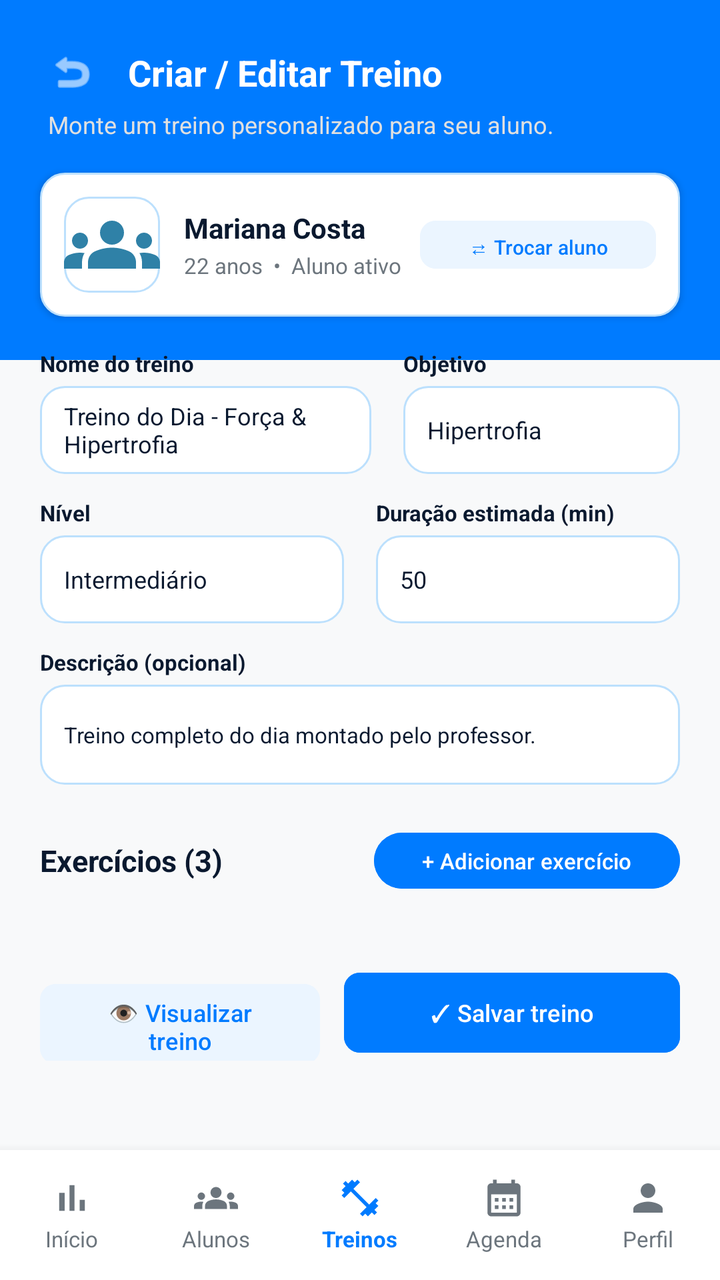
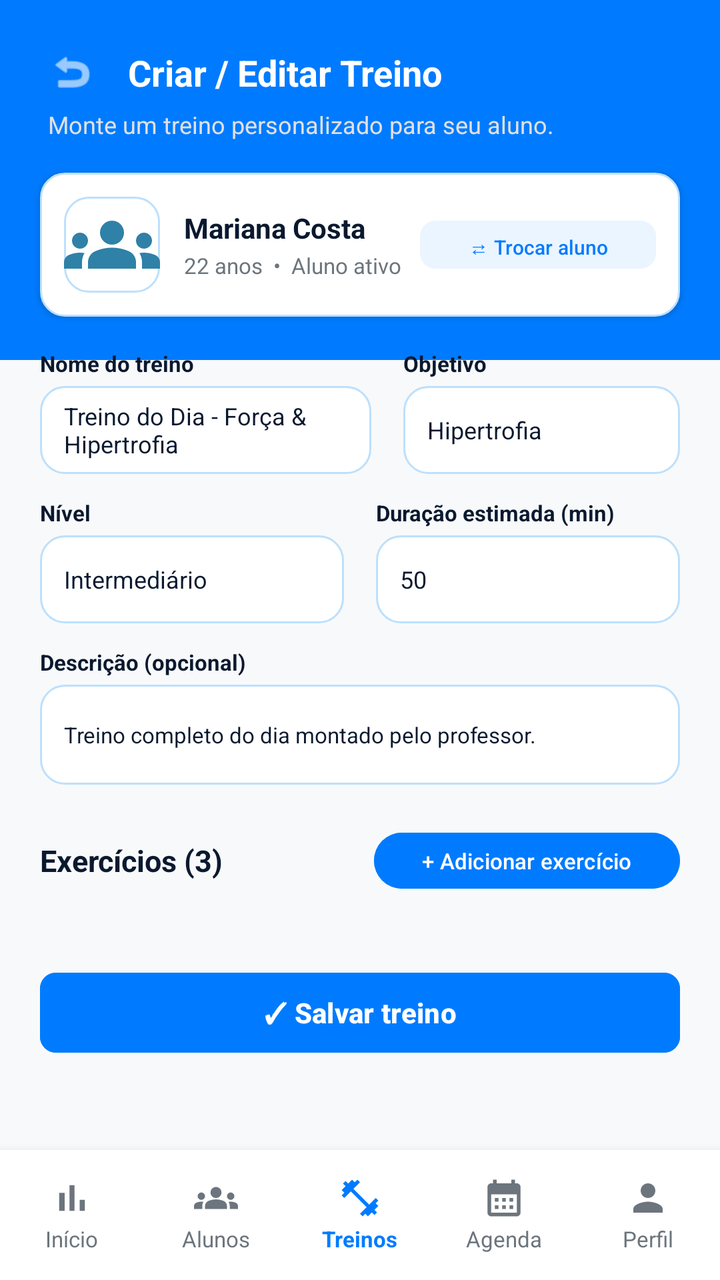

The first picture is an Android layout as it rendered before a commit; the second is the same layout after the commit. The layout source and the unified diff follow.
<!-- AndroidManifest.xml: application theme Theme.MyApplication -->
<!-- res/layout/activity_create_workout.xml -->
<?xml version="1.0" encoding="utf-8"?>
<androidx.constraintlayout.widget.ConstraintLayout xmlns:android="http://schemas.android.com/apk/res/android"
    xmlns:app="http://schemas.android.com/apk/res-auto"
    xmlns:tools="http://schemas.android.com/tools"
    android:layout_width="match_parent"
    android:layout_height="match_parent"
    android:background="#F8F9FA">

    
    <ScrollView
        android:layout_width="match_parent"
        android:layout_height="0dp"
        android:fillViewport="true"
        app:layout_constraintBottom_toTopOf="@+id/bottomNavigation"
        app:layout_constraintEnd_toEndOf="parent"
        app:layout_constraintStart_toStartOf="parent"
        app:layout_constraintTop_toTopOf="parent">

        <androidx.constraintlayout.widget.ConstraintLayout
            android:layout_width="match_parent"
            android:layout_height="wrap_content"
            android:paddingBottom="24dp">

            
            <View
                android:id="@+id/headerBg"
                android:layout_width="0dp"
                android:layout_height="180dp"
                android:background="#007BFF"
                app:layout_constraintEnd_toEndOf="parent"
                app:layout_constraintStart_toStartOf="parent"
                app:layout_constraintTop_toTopOf="parent" />

            
            <ImageView
                android:id="@+id/btnBack"
                android:layout_width="24dp"
                android:layout_height="24dp"
                android:layout_marginStart="24dp"
                android:layout_marginTop="24dp"
                android:src="@android:drawable/ic_menu_revert"
                app:tint="@android:color/white"
                app:layout_constraintStart_toStartOf="parent"
                app:layout_constraintTop_toTopOf="parent" />

            
            <TextView
                android:id="@+id/txtTitle"
                android:layout_width="wrap_content"
                android:layout_height="wrap_content"
                android:layout_marginStart="16dp"
                android:text="Criar / Editar Treino"
                android:textColor="@android:color/white"
                android:textSize="18sp"
                android:textStyle="bold"
                app:layout_constraintBottom_toBottomOf="@+id/btnBack"
                app:layout_constraintStart_toEndOf="@+id/btnBack"
                app:layout_constraintTop_toTopOf="@+id/btnBack" />

            
            <TextView
                android:id="@+id/txtSub"
                android:layout_width="wrap_content"
                android:layout_height="wrap_content"
                android:layout_marginStart="24dp"
                android:layout_marginTop="6dp"
                android:text="Monte um treino personalizado para seu aluno."
                android:textColor="#E0E0E0"
                android:textSize="12sp"
                app:layout_constraintStart_toStartOf="parent"
                app:layout_constraintTop_toBottomOf="@+id/btnBack" />

            
            <LinearLayout
                android:id="@+id/cardSelectedStudent"
                android:layout_width="0dp"
                android:layout_height="wrap_content"
                android:layout_marginStart="20dp"
                android:layout_marginEnd="20dp"
                android:layout_marginTop="16dp"
                android:background="@drawable/bg_input_rounded"
                android:gravity="center_vertical"
                android:orientation="horizontal"
                android:padding="12dp"
                android:elevation="2dp"
                app:layout_constraintEnd_toEndOf="parent"
                app:layout_constraintStart_toStartOf="parent"
                app:layout_constraintTop_toBottomOf="@+id/txtSub">

                <ImageView
                    android:layout_width="48dp"
                    android:layout_height="48dp"
                    android:background="@drawable/bg_input_rounded"
                    android:scaleType="centerCrop"
                    android:src="@drawable/baseline_groups_24" />

                <LinearLayout
                    android:layout_width="0dp"
                    android:layout_height="wrap_content"
                    android:layout_weight="1"
                    android:layout_marginStart="12dp"
                    android:orientation="vertical">

                    <TextView
                        android:id="@+id/txtSelectedStudentName"
                        android:layout_width="wrap_content"
                        android:layout_height="wrap_content"
                        android:text="Mariana Costa"
                        android:textColor="#0A192F"
                        android:textSize="14sp"
                        android:textStyle="bold" />

                    <TextView
                        android:id="@+id/txtSelectedStudentInfo"
                        android:layout_width="wrap_content"
                        android:layout_height="wrap_content"
                        android:layout_marginTop="2dp"
                        android:text="22 anos  •  Aluno ativo"
                        android:textColor="#6C757D"
                        android:textSize="11sp" />
                </LinearLayout>

                <Button
                    android:id="@+id/btnChangeStudent"
                    android:layout_width="wrap_content"
                    android:layout_height="32dp"
                    android:backgroundTint="#EBF5FF"
                    android:text="⇄ Trocar aluno"
                    android:textAllCaps="false"
                    android:textColor="#007BFF"
                    android:textSize="10sp"
                    app:cornerRadius="8dp" />
            </LinearLayout>

            
            
            <LinearLayout
                android:id="@+id/rowForm1"
                android:layout_width="0dp"
                android:layout_height="wrap_content"
                android:layout_marginStart="20dp"
                android:layout_marginEnd="20dp"
                android:layout_marginTop="16dp"
                android:orientation="horizontal"
                app:layout_constraintEnd_toEndOf="parent"
                app:layout_constraintStart_toStartOf="parent"
                app:layout_constraintTop_toBottomOf="@+id/cardSelectedStudent">

                <LinearLayout
                    android:layout_width="0dp"
                    android:layout_height="wrap_content"
                    android:layout_weight="1.2"
                    android:layout_marginEnd="8dp"
                    android:orientation="vertical">
                    <TextView android:layout_width="wrap_content" android:layout_height="wrap_content" android:text="Nome do treino" android:textColor="#0A192F" android:textSize="11sp" android:textStyle="bold" android:layout_marginBottom="4dp"/>
                    <EditText
                        android:id="@+id/edtWorkoutTitle"
                        android:layout_width="match_parent"
                        android:layout_height="44dp"
                        android:background="@drawable/bg_input_rounded"
                        android:text="Treino do Dia - Força &amp; Hipertrofia"
                        android:textColor="#0A192F"
                        android:textSize="12sp"
                        android:paddingHorizontal="12dp"/>
                </LinearLayout>

                <LinearLayout
                    android:layout_width="0dp"
                    android:layout_height="wrap_content"
                    android:layout_weight="1"
                    android:layout_marginStart="8dp"
                    android:orientation="vertical">
                    <TextView android:layout_width="wrap_content" android:layout_height="wrap_content" android:text="Objetivo" android:textColor="#0A192F" android:textSize="11sp" android:textStyle="bold" android:layout_marginBottom="4dp"/>
                    <EditText
                        android:id="@+id/edtWorkoutGoal"
                        android:layout_width="match_parent"
                        android:layout_height="44dp"
                        android:background="@drawable/bg_input_rounded"
                        android:text="Hipertrofia"
                        android:textColor="#0A192F"
                        android:textSize="12sp"
                        android:paddingHorizontal="12dp"/>
                </LinearLayout>
            </LinearLayout>

            
            <LinearLayout
                android:id="@+id/rowForm2"
                android:layout_width="0dp"
                android:layout_height="wrap_content"
                android:layout_marginStart="20dp"
                android:layout_marginEnd="20dp"
                android:layout_marginTop="12dp"
                android:orientation="horizontal"
                app:layout_constraintEnd_toEndOf="parent"
                app:layout_constraintStart_toStartOf="parent"
                app:layout_constraintTop_toBottomOf="@+id/rowForm1">

                <LinearLayout
                    android:layout_width="0dp"
                    android:layout_height="wrap_content"
                    android:layout_weight="1"
                    android:layout_marginEnd="8dp"
                    android:orientation="vertical">
                    <TextView android:layout_width="wrap_content" android:layout_height="wrap_content" android:text="Nível" android:textColor="#0A192F" android:textSize="11sp" android:textStyle="bold" android:layout_marginBottom="4dp"/>
                    <EditText
                        android:id="@+id/edtWorkoutLevel"
                        android:layout_width="match_parent"
                        android:layout_height="44dp"
                        android:background="@drawable/bg_input_rounded"
                        android:text="Intermediário"
                        android:textColor="#0A192F"
                        android:textSize="12sp"
                        android:paddingHorizontal="12dp"/>
                </LinearLayout>

                <LinearLayout
                    android:layout_width="0dp"
                    android:layout_height="wrap_content"
                    android:layout_weight="1"
                    android:layout_marginStart="8dp"
                    android:orientation="vertical">
                    <TextView android:layout_width="wrap_content" android:layout_height="wrap_content" android:text="Duração estimada (min)" android:textColor="#0A192F" android:textSize="11sp" android:textStyle="bold" android:layout_marginBottom="4dp"/>
                    <EditText
                        android:id="@+id/edtWorkoutDuration"
                        android:layout_width="match_parent"
                        android:layout_height="44dp"
                        android:background="@drawable/bg_input_rounded"
                        android:inputType="number"
                        android:text="50"
                        android:textColor="#0A192F"
                        android:textSize="12sp"
                        android:paddingHorizontal="12dp"/>
                </LinearLayout>
            </LinearLayout>

            
            <LinearLayout
                android:id="@+id/rowForm3"
                android:layout_width="0dp"
                android:layout_height="wrap_content"
                android:layout_marginStart="20dp"
                android:layout_marginEnd="20dp"
                android:layout_marginTop="12dp"
                android:orientation="vertical"
                app:layout_constraintEnd_toEndOf="parent"
                app:layout_constraintStart_toStartOf="parent"
                app:layout_constraintTop_toBottomOf="@+id/rowForm2">
                <TextView android:layout_width="wrap_content" android:layout_height="wrap_content" android:text="Descrição (opcional)" android:textColor="#0A192F" android:textSize="11sp" android:textStyle="bold" android:layout_marginBottom="4dp"/>
                <EditText
                    android:id="@+id/edtWorkoutDescription"
                    android:layout_width="match_parent"
                    android:layout_height="50dp"
                    android:background="@drawable/bg_input_rounded"
                    android:text="Treino completo do dia montado pelo professor."
                    android:textColor="#0A192F"
                    android:textSize="11sp"
                    android:paddingHorizontal="12dp"/>
            </LinearLayout>

            
            <LinearLayout
                android:id="@+id/headerExercises"
                android:layout_width="0dp"
                android:layout_height="wrap_content"
                android:layout_marginStart="20dp"
                android:layout_marginEnd="20dp"
                android:layout_marginTop="20dp"
                android:gravity="center_vertical"
                android:orientation="horizontal"
                app:layout_constraintEnd_toEndOf="parent"
                app:layout_constraintStart_toStartOf="parent"
                app:layout_constraintTop_toBottomOf="@+id/rowForm3">

                <TextView
                    android:id="@+id/txtExercisesCount"
                    android:layout_width="0dp"
                    android:layout_height="wrap_content"
                    android:layout_weight="1"
                    android:text="Exercícios (3)"
                    android:textColor="#0A192F"
                    android:textSize="15sp"
                    android:textStyle="bold" />

                <Button
                    android:id="@+id/btnAddExercise"
                    android:layout_width="wrap_content"
                    android:layout_height="36dp"
                    android:backgroundTint="#007BFF"
                    android:text="+ Adicionar exercício"
                    android:textAllCaps="false"
                    android:textColor="@android:color/white"
                    android:textSize="11sp"
                    app:cornerRadius="18dp" />
            </LinearLayout>

            
            <androidx.recyclerview.widget.RecyclerView
                android:id="@+id/recyclerExercises"
                android:layout_width="0dp"
                android:layout_height="wrap_content"
                android:layout_marginStart="20dp"
                android:layout_marginEnd="20dp"
                android:layout_marginTop="10dp"
                android:nestedScrollingEnabled="false"
                tools:listitem="@layout/item_exercise"
                app:layout_constraintEnd_toEndOf="parent"
                app:layout_constraintStart_toStartOf="parent"
                app:layout_constraintTop_toBottomOf="@+id/headerExercises" />

            
            <LinearLayout
                android:id="@+id/layoutBottomButtons"
                android:layout_width="0dp"
                android:layout_height="wrap_content"
                android:layout_marginStart="20dp"
                android:layout_marginEnd="20dp"
                android:layout_marginTop="24dp"
                android:orientation="horizontal"
                app:layout_constraintEnd_toEndOf="parent"
                app:layout_constraintStart_toStartOf="parent"
                app:layout_constraintTop_toBottomOf="@+id/recyclerExercises">

                <Button
                    android:id="@+id/btnPreviewWorkout"
                    android:layout_width="0dp"
                    android:layout_height="48dp"
                    android:layout_weight="1"
                    android:layout_marginEnd="6dp"
                    android:backgroundTint="#EBF5FF"
                    android:text="👁️ Visualizar treino"
                    android:textAllCaps="false"
                    android:textColor="#007BFF"
                    android:textSize="12sp"
                    app:cornerRadius="8dp" />

                <Button
                    android:id="@+id/btnSaveWorkout"
                    android:layout_width="0dp"
                    android:layout_height="48dp"
                    android:layout_weight="1.2"
                    android:layout_marginStart="6dp"
                    android:backgroundTint="#007BFF"
                    android:text="✓ Salvar treino"
                    android:textAllCaps="false"
                    android:textColor="@android:color/white"
                    android:textSize="12sp"
                    app:cornerRadius="8dp" />
            </LinearLayout>

        </androidx.constraintlayout.widget.ConstraintLayout>
    </ScrollView>

    
    <LinearLayout
        android:id="@+id/bottomNavigation"
        android:layout_width="match_parent"
        android:layout_height="65dp"
        android:background="@android:color/white"
        android:elevation="8dp"
        android:orientation="horizontal"
        app:layout_constraintBottom_toBottomOf="parent">

        <LinearLayout android:id="@+id/navInicio" android:layout_width="0dp" android:layout_height="match_parent" android:layout_weight="1" android:gravity="center" android:orientation="vertical">
            <ImageView android:layout_width="22dp" android:layout_height="22dp" android:src="@drawable/baseline_bar_chart_24" app:tint="#6C757D" />
            <TextView android:layout_width="wrap_content" android:layout_height="wrap_content" android:layout_marginTop="2dp" android:text="Início" android:textColor="#6C757D" android:textSize="11sp" />
        </LinearLayout>

        <LinearLayout android:id="@+id/navAlunos" android:layout_width="0dp" android:layout_height="match_parent" android:layout_weight="1" android:gravity="center" android:orientation="vertical">
            <ImageView android:layout_width="22dp" android:layout_height="22dp" android:src="@drawable/baseline_groups_24" app:tint="#6C757D" />
            <TextView android:layout_width="wrap_content" android:layout_height="wrap_content" android:layout_marginTop="2dp" android:text="Alunos" android:textColor="#6C757D" android:textSize="11sp" />
        </LinearLayout>

        
        <LinearLayout android:id="@+id/navTreinos" android:layout_width="0dp" android:layout_height="match_parent" android:layout_weight="1" android:gravity="center" android:orientation="vertical">
            <ImageView android:layout_width="22dp" android:layout_height="22dp" android:src="@drawable/baseline_fitness_center_24" app:tint="#007BFF" />
            <TextView android:layout_width="wrap_content" android:layout_height="wrap_content" android:layout_marginTop="2dp" android:text="Treinos" android:textColor="#007BFF" android:textSize="11sp" android:textStyle="bold" />
        </LinearLayout>

        <LinearLayout android:id="@+id/navAgenda" android:layout_width="0dp" android:layout_height="match_parent" android:layout_weight="1" android:gravity="center" android:orientation="vertical">
            <ImageView android:layout_width="22dp" android:layout_height="22dp" android:src="@drawable/baseline_calendar_month_24" app:tint="#6C757D" />
            <TextView android:layout_width="wrap_content" android:layout_height="wrap_content" android:layout_marginTop="2dp" android:text="Agenda" android:textColor="#6C757D" android:textSize="11sp" />
        </LinearLayout>

        <LinearLayout android:id="@+id/navPerfil" android:layout_width="0dp" android:layout_height="match_parent" android:layout_weight="1" android:gravity="center" android:orientation="vertical">
            <ImageView android:layout_width="22dp" android:layout_height="22dp" android:src="@drawable/baseline_person_24" app:tint="#6C757D" />
            <TextView android:layout_width="wrap_content" android:layout_height="wrap_content" android:layout_marginTop="2dp" android:text="Perfil" android:textColor="#6C757D" android:textSize="11sp" />
        </LinearLayout>

    </LinearLayout>

</androidx.constraintlayout.widget.ConstraintLayout>
<!-- res/layout/item_exercise.xml (included above) -->
<?xml version="1.0" encoding="utf-8"?>
<androidx.cardview.widget.CardView xmlns:android="http://schemas.android.com/apk/res/android"
    xmlns:app="http://schemas.android.com/apk/res-auto"
    android:layout_width="match_parent"
    android:layout_height="wrap_content"
    android:layout_marginBottom="12dp"
    app:cardCornerRadius="12dp"
    app:cardElevation="2dp">

    <androidx.constraintlayout.widget.ConstraintLayout
        android:layout_width="match_parent"
        android:layout_height="wrap_content"
        android:padding="12dp">

        
        <TextView
            android:id="@+id/tvOrder"
            android:layout_width="24dp"
            android:layout_height="24dp"
            android:background="@drawable/bg_button"
            android:gravity="center"
            android:text="1"
            android:textColor="@android:color/white"
            android:textSize="12sp"
            android:textStyle="bold"
            app:layout_constraintStart_toStartOf="parent"
            app:layout_constraintTop_toTopOf="parent" />

        
        <ImageView
            android:id="@+id/ivPhoto"
            android:layout_width="64dp"
            android:layout_height="64dp"
            android:layout_marginStart="12dp"
            android:background="#F0F0F0"
            android:padding="16dp"
            android:src="@drawable/ic_image_placeholder"
            app:layout_constraintStart_toEndOf="@id/tvOrder"
            app:layout_constraintTop_toTopOf="parent" />

        
        <TextView
            android:id="@+id/tvName"
            android:layout_width="0dp"
            android:layout_height="wrap_content"
            android:layout_marginStart="12dp"
            android:text="Nome do Exercício"
            android:textColor="#333333"
            android:textSize="16sp"
            android:textStyle="bold"
            app:layout_constraintEnd_toEndOf="parent"
            app:layout_constraintStart_toEndOf="@id/ivPhoto"
            app:layout_constraintTop_toTopOf="@id/ivPhoto" />

        <TextView
            android:id="@+id/tvMuscle"
            android:layout_width="0dp"
            android:layout_height="wrap_content"
            android:layout_marginStart="12dp"
            android:text="Grupo Muscular"
            android:textColor="#0066FF"
            android:textSize="12sp"
            android:textStyle="bold"
            app:layout_constraintEnd_toEndOf="parent"
            app:layout_constraintStart_toEndOf="@id/ivPhoto"
            app:layout_constraintTop_toBottomOf="@id/tvName" />

        <TextView
            android:id="@+id/tvDetails"
            android:layout_width="0dp"
            android:layout_height="wrap_content"
            android:layout_marginStart="12dp"
            android:layout_marginTop="4dp"
            android:text="3 séries | 10 repetições | 20 kg"
            android:textColor="#666666"
            android:textSize="12sp"
            app:layout_constraintEnd_toEndOf="parent"
            app:layout_constraintStart_toEndOf="@id/ivPhoto"
            app:layout_constraintTop_toBottomOf="@id/tvMuscle" />

    </androidx.constraintlayout.widget.ConstraintLayout>
</androidx.cardview.widget.CardView>
<!-- resources referenced by this layout -->
<resources>
  <!-- drawable baseline_bar_chart_24 (drawable) -->
  <vector xmlns:android="http://schemas.android.com/apk/res/android" android:height="24dp" android:tint="#3FA72F" android:viewportHeight="24" android:viewportWidth="24" android:width="24dp">
        
      <path android:fillColor="@android:color/white" android:pathData="M5,9.2h3L8,19L5,19zM10.6,5h2.8v14h-2.8zM16.2,13L19,13v6h-2.8z"/>
      
  </vector>
  <!-- drawable baseline_calendar_month_24 (drawable) -->
  <vector xmlns:android="http://schemas.android.com/apk/res/android" android:height="24dp" android:tint="#841EC7" android:viewportHeight="24" android:viewportWidth="24" android:width="24dp">
        
      <path android:fillColor="@android:color/white" android:pathData="M19,4h-1V2h-2v2H8V2H6v2H5C3.89,4 3.01,4.9 3.01,6L3,20c0,1.1 0.89,2 2,2h14c1.1,0 2,-0.9 2,-2V6C21,4.9 20.1,4 19,4zM19,20H5V10h14V20zM9,14H7v-2h2V14zM13,14h-2v-2h2V14zM17,14h-2v-2h2V14zM9,18H7v-2h2V18zM13,18h-2v-2h2V18zM17,18h-2v-2h2V18z"/>
      
  </vector>
  <!-- drawable baseline_fitness_center_24 (drawable) -->
  <vector xmlns:android="http://schemas.android.com/apk/res/android" android:height="24dp" android:tint="#3C3B3B" android:viewportHeight="24" android:viewportWidth="24" android:width="24dp">
        
      <path android:fillColor="@android:color/white" android:pathData="M20.57,14.86L22,13.43 20.57,12 17,15.57 8.43,7 12,3.43 10.57,2 9.14,3.43 7.71,2 5.57,4.14 4.14,2.71 2.71,4.14l1.43,1.43L2,7.71l1.43,1.43L2,10.57 3.43,12 7,8.43 15.57,17 12,20.57 13.43,22l1.43,-1.43L16.29,22l2.14,-2.14 1.43,1.43 1.43,-1.43 -1.43,-1.43L22,16.29z"/>
      
  </vector>
  <!-- drawable baseline_person_24 (drawable) -->
  <vector xmlns:android="http://schemas.android.com/apk/res/android" android:height="24dp" android:tint="#3C3B3B" android:viewportHeight="24" android:viewportWidth="24" android:width="24dp">
        
      <path android:fillColor="@android:color/white" android:pathData="M12,12c2.21,0 4,-1.79 4,-4s-1.79,-4 -4,-4 -4,1.79 -4,4 1.79,4 4,4zM12,14c-2.67,0 -8,1.34 -8,4v2h16v-2c0,-2.66 -5.33,-4 -8,-4z"/>
      
  </vector>
  <!-- drawable bg_button (drawable) -->
  <shape xmlns:android="http://schemas.android.com/apk/res/android"
      android:shape="rectangle">
      <solid android:color="#0066FF"/>
      <corners android:radius="24dp"/>
  </shape>
  <!-- drawable bg_input_rounded (drawable) -->
  <?xml version="1.0" encoding="utf-8"?>
  <shape xmlns:android="http://schemas.android.com/apk/res/android"
      android:shape="rectangle">
      <solid android:color="@android:color/white" />
      <corners android:radius="12dp" />
      <stroke android:width="1dp" android:color="#BCE0FD" />
  </shape>
  <!-- drawable ic_image_placeholder (drawable) -->
  <vector xmlns:android="http://schemas.android.com/apk/res/android"
      android:width="24dp" android:height="24dp"
      android:viewportWidth="24" android:viewportHeight="24">
      <path android:fillColor="#B3CCFF" android:pathData="M21,19V5c0,-1.1 -0.9,-2 -2,-2H5c-1.1,0 -2,0.9 -2,2v14c0,1.1 0.9,2 2,2h14c1.1,0 2,-0.9 2,-2zM8.5,13.5l2.5,3.01L14.5,12l4.5,6H5l3.5,-4.5z"/>
  </vector>
  <style name="Theme.MyApplication" parent="Base.Theme.MyApplication" />
  <style name="Base.Theme.MyApplication" parent="Theme.Material3.DayNight.NoActionBar">
          
          
      </style>
  <!-- unchanged entries left out for length: 1 -->
</resources>

<!-- the commit's change to res/layout/activity_create_workout.xml (unified diff, before → after) -->
@@ -295,20 +295,22 @@
             </LinearLayout>
 
             
+
+            
             <androidx.recyclerview.widget.RecyclerView
                 android:id="@+id/recyclerExercises"
                 android:layout_width="0dp"
                 android:layout_height="wrap_content"
                 android:layout_marginStart="20dp"
-                android:layout_marginEnd="20dp"
                 android:layout_marginTop="10dp"
+                android:layout_marginEnd="20dp"
                 android:nestedScrollingEnabled="false"
-                tools:listitem="@layout/item_exercise"
-                app:layout_constraintEnd_toEndOf="parent"
-                app:layout_constraintStart_toStartOf="parent"
-                app:layout_constraintTop_toBottomOf="@+id/headerExercises" />
-
-            
+                app:layout_constraintEnd_toEndOf="parent"
+                app:layout_constraintHorizontal_bias="0.0"
+                app:layout_constraintStart_toStartOf="parent"
+                app:layout_constraintTop_toBottomOf="@+id/headerExercises"
+                tools:listitem="@layout/item_exercise" />
+
             <LinearLayout
                 android:id="@+id/layoutBottomButtons"
                 android:layout_width="0dp"
@@ -322,29 +324,15 @@
                 app:layout_constraintTop_toBottomOf="@+id/recyclerExercises">
 
                 <Button
-                    android:id="@+id/btnPreviewWorkout"
-                    android:layout_width="0dp"
+                    android:id="@+id/btnSaveWorkout"
+                    android:layout_width="match_parent"
                     android:layout_height="48dp"
-                    android:layout_weight="1"
-                    android:layout_marginEnd="6dp"
-                    android:backgroundTint="#EBF5FF"
-                    android:text="👁️ Visualizar treino"
-                    android:textAllCaps="false"
-                    android:textColor="#007BFF"
-                    android:textSize="12sp"
-                    app:cornerRadius="8dp" />
-
-                <Button
-                    android:id="@+id/btnSaveWorkout"
-                    android:layout_width="0dp"
-                    android:layout_height="48dp"
-                    android:layout_weight="1.2"
-                    android:layout_marginStart="6dp"
                     android:backgroundTint="#007BFF"
                     android:text="✓ Salvar treino"
                     android:textAllCaps="false"
                     android:textColor="@android:color/white"
-                    android:textSize="12sp"
+                    android:textSize="14sp"
+                    android:textStyle="bold"
                     app:cornerRadius="8dp" />
             </LinearLayout>
 
